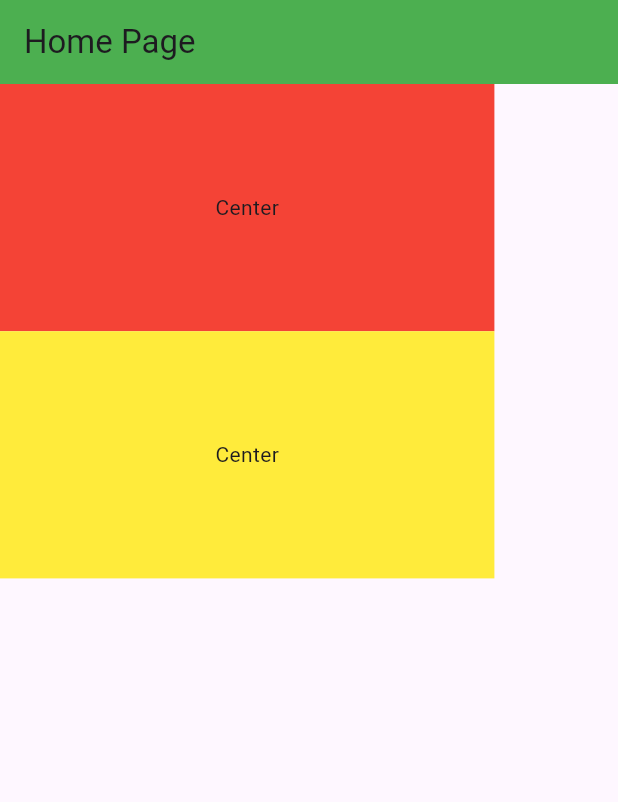
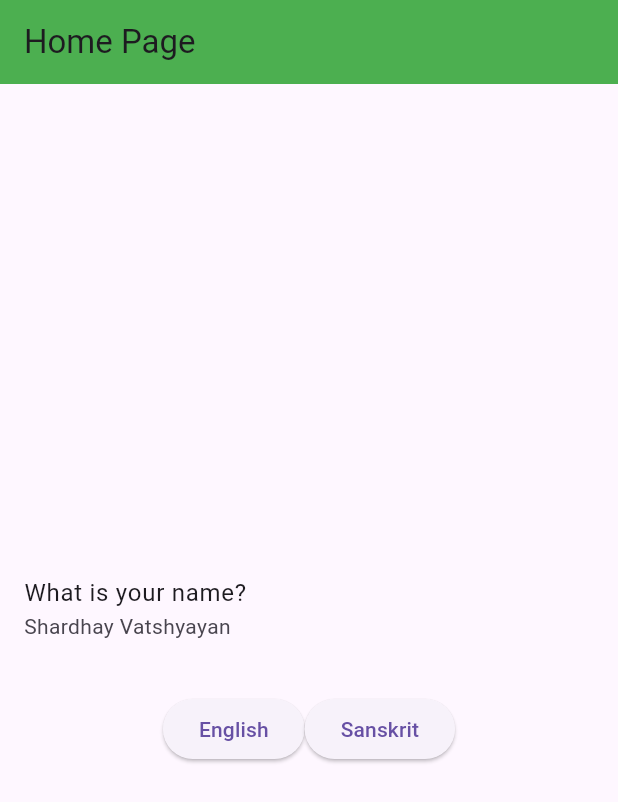
Before and after one commit to shardhayv/GetX_Practice, a Flutter app: the screen it shows after launch, on a phone screen of 412 x 824 dp. Shown: the top 802 px of the screen. Run offline on Flutter 3.47's test engine with Material 2 defaults, Android fonts, the phone set to English and light mode, and no system bars; our stand-ins replace get.

```diff
--- a/lib/home_screen.dart
+++ b/lib/home_screen.dart
@@ -17,27 +17,33 @@ class _HomeScreenState extends State<HomeScreen> {
         title: const Text('Home Page'),
       ),
       body: Column(
+        mainAxisAlignment: MainAxisAlignment.center,
+        crossAxisAlignment: CrossAxisAlignment.center,
         children: [
-          Container(
-            // height: MediaQuery.of(context).size.height * 0.8,
-            // height: MediaQuery.of(context).size.width * 0.8,
-            height: Get.height * 0.2,
-            width: Get.width * 0.8,
-            color: Colors.red,
-            child: const Center(
-              child: Text('Center'),
-            ),
+          ListTile(
+            title: (Text('message'.tr)),
+            subtitle: Text('name'.tr),
           ),
-          Container(
-            // height: MediaQuery.of(context).size.height * 0.8,
-            // height: MediaQuery.of(context).size.width * 0.8,
-            height: Get.height * 0.2,
-            width: Get.width * 0.8,
-            color: Colors.yellow,
-            child: const Center(
-              child: Text('Center'),
-            ),
+          const SizedBox(
+            height: 20,
           ),
+          Row(
+            mainAxisAlignment: MainAxisAlignment.center,
+            children: [
+              ElevatedButton(
+                onPressed: () {
+                  Get.updateLocale(const Locale('en', 'US'));
+                },
+                child: const Text('English'),
+              ),
+              ElevatedButton(
+                onPressed: () {
+                  Get.updateLocale(const Locale('sa', 'IN'));
+                },
+                child: const Text('Sanskrit'),
+              ),
+            ],
+          )
         ],
       ),
     );
--- /dev/null
+++ b/lib/languages.dart
@@ -0,0 +1,15 @@
+import 'package:get/get_navigation/src/root/internacionalization.dart';
+
+class Languages extends Translations {
+  @override
+  Map<String, Map<String, String>> get keys => {
+        'en_US': {
+          'message': 'What is your name?',
+          'name': 'Shardhay Vatshyayan',
+        },
+        'sa_IN': {
+          'message': 'भवतः नाम किमस्ति?',
+          'name': 'श्रद्धेय वात्स्यायन',
+        },
+      };
+}
--- a/lib/main.dart
+++ b/lib/main.dart
@@ -1,8 +1,7 @@
 import 'package:flutter/material.dart';
 import 'package:get/get.dart';
 import 'package:getx_practice/home_screen.dart';
-import 'package:getx_practice/screeenTwo.dart';
-import 'package:getx_practice/screenOne.dart';
+import 'package:getx_practice/languages.dart';
 
 void main() {
   runApp(const MyApp());
@@ -20,6 +19,9 @@ class _MyAppState extends State<MyApp> {
   Widget build(BuildContext context) {
     return GetMaterialApp(
       title: 'Flutter Demo',
+      fallbackLocale: const Locale('en', 'US'),
+      translations: Languages(),
+      locale: const Locale('en', 'US'),
       theme: ThemeData(
         primarySwatch: Colors.blue,
         useMaterial3: true,
@@ -27,8 +29,7 @@ class _MyAppState extends State<MyApp> {
       home: const HomeScreen(),
       getPages: [
         GetPage(name: '/', page: () => const HomeScreen()),
-        GetPage(name: '/screenOne', page: () => ScreenOne()),
-        GetPage(name: '/screenTwo', page: () => const ScreenTwo()),
+        // GetPage(name: '/screenOne', page: () => ScreenOne()),
       ],
     );
   }
```
Also changed, not shown: lib/screeenTwo.dart (deleted, +0 -36 lines), lib/screenOne.dart (deleted, +0 -38 lines).
